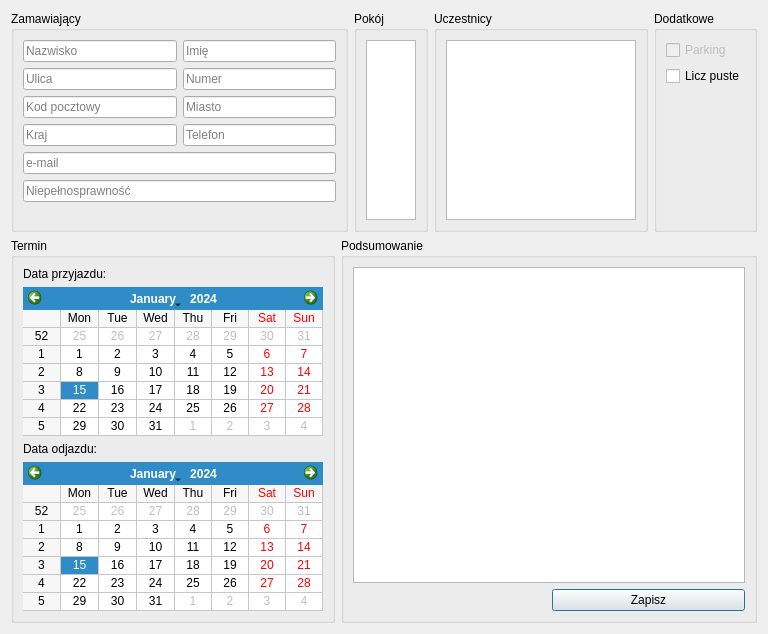
First picture: the form in src/ui/NewReservation/NewReservationDialog.ui, repository Skwara/HoteleADC, before the edit.
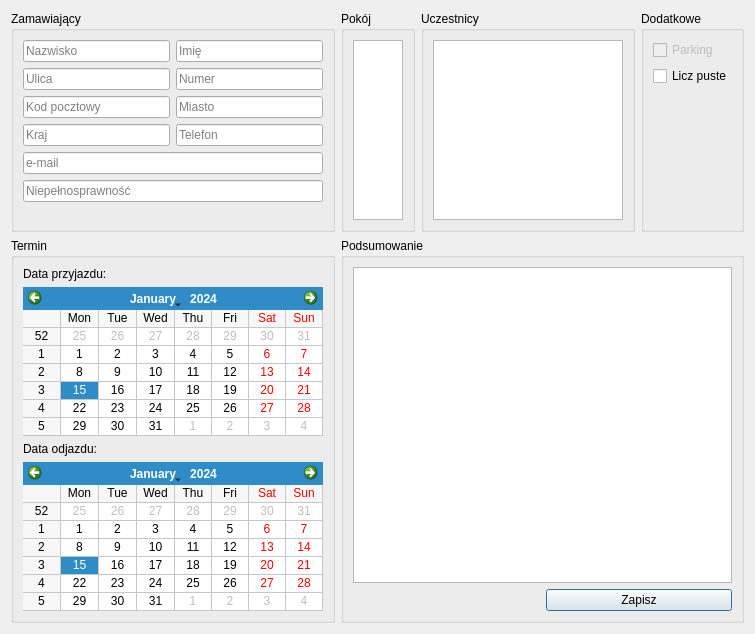
Second picture: the form after the edit.

Commit message: Prepare NewBatchDialog designer form

```diff
--- a/src/ui/NewReservation/NewReservationDialog.ui
+++ b/src/ui/NewReservation/NewReservationDialog.ui
@@ -6,7 +6,7 @@
    <rect>
     <x>0</x>
     <y>0</y>
-    <width>768</width>
+    <width>746</width>
     <height>634</height>
    </rect>
   </property>
```
The commit also changes 4 other files.
